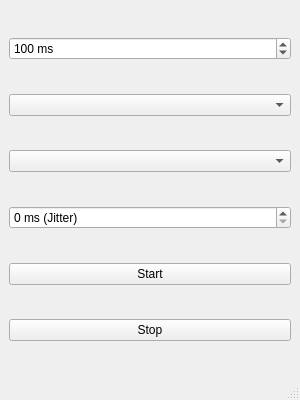
Old version of the form ui/MainWindow.ui in the repository Vulgojunin/AutoClick.
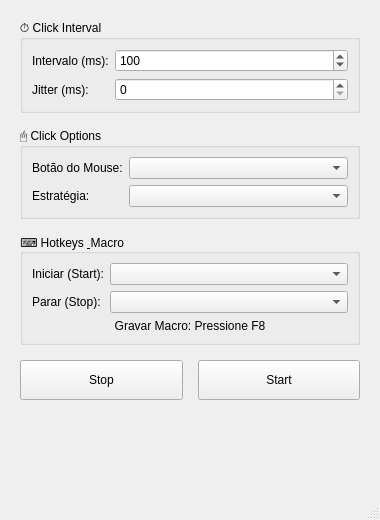
New version of the form.

```diff
--- a/ui/MainWindow.ui
+++ b/ui/MainWindow.ui
@@ -6,54 +6,176 @@
    <rect>
     <x>0</x>
     <y>0</y>
-    <width>300</width>
-    <height>400</height>
+    <width>380</width>
+    <height>520</height>
    </rect>
   </property>
   <property name="windowTitle">
    <string>Bento AutoClicker PRO</string>
   </property>
   <widget class="QWidget" name="centralwidget">
-   <layout class="QVBoxLayout" name="verticalLayout">
+   <layout class="QVBoxLayout" name="verticalLayout_main">
+    <property name="spacing">
+     <number>15</number>
+    </property>
+    <property name="leftMargin">
+     <number>20</number>
+    </property>
+    <property name="topMargin">
+     <number>20</number>
+    </property>
+    <property name="rightMargin">
+     <number>20</number>
+    </property>
+    <property name="bottomMargin">
+     <number>20</number>
+    </property>
     <item>
-     <widget class="QSpinBox" name="spinBoxInterval">
-      <property name="suffix">
-       <string> ms</string>
+     <widget class="QGroupBox" name="groupBoxInterval">
+      <property name="title">
+       <string>⏱ Click Interval</string>
       </property>
-      <property name="maximum">
-       <number>99999</number>
-      </property>
-      <property name="value">
-       <number>100</number>
-      </property>
+      <layout class="QFormLayout" name="formLayoutInterval">
+       <item row="0" column="0">
+        <widget class="QLabel" name="labelInterval">
+         <property name="text">
+          <string>Intervalo (ms):</string>
+         </property>
+        </widget>
+       </item>
+       <item row="0" column="1">
+        <widget class="QSpinBox" name="spinBoxInterval">
+         <property name="maximum">
+          <number>99999</number>
+         </property>
+         <property name="value">
+          <number>100</number>
+         </property>
+        </widget>
+       </item>
+       <item row="1" column="0">
+        <widget class="QLabel" name="labelJitter">
+         <property name="text">
+          <string>Jitter (ms):</string>
+         </property>
+        </widget>
+       </item>
+       <item row="1" column="1">
+        <widget class="QSpinBox" name="spinBoxJitter"></widget>
+       </item>
+      </layout>
      </widget>
     </item>
     <item>
-     <widget class="QComboBox" name="comboBox"/>
-    </item>
-    <item>
-     <widget class="QComboBox" name="comboBoxStrategy"/>
-    </item>
-    <item>
-     <widget class="QSpinBox" name="spinBoxJitter">
-      <property name="suffix">
-       <string> ms (Jitter)</string>
+     <widget class="QGroupBox" name="groupBoxOptions">
+      <property name="title">
+       <string>🖱 Click Options</string>
       </property>
+      <layout class="QFormLayout" name="formLayoutOptions">
+       <item row="0" column="0">
+        <widget class="QLabel" name="labelBotao">
+         <property name="text">
+          <string>Botão do Mouse:</string>
+         </property>
+        </widget>
+       </item>
+       <item row="0" column="1">
+        <widget class="QComboBox" name="comboBox"></widget>
+       </item>
+       <item row="1" column="0">
+        <widget class="QLabel" name="labelEstrategia">
+         <property name="text">
+          <string>Estratégia:</string>
+         </property>
+        </widget>
+       </item>
+       <item row="1" column="1">
+        <widget class="QComboBox" name="comboBoxStrategy"></widget>
+       </item>
+      </layout>
      </widget>
     </item>
     <item>
-     <widget class="QPushButton" name="pushButtonStart">
-      <property name="text">
-       <string>Start</string>
+     <widget class="QGroupBox" name="groupBoxHotkeys">
+      <property name="title">
+       <string>⌨ Hotkeys &amp; Macro</string>
       </property>
+      <layout class="QFormLayout" name="formLayoutHotkeys">
+       <item row="0" column="0">
+        <widget class="QLabel" name="labelStartKey">
+         <property name="text">
+          <string>Iniciar (Start):</string>
+         </property>
+        </widget>
+       </item>
+       <item row="0" column="1">
+        <widget class="QComboBox" name="comboBoxStartKey"></widget>
+       </item>
+       <item row="1" column="0">
+        <widget class="QLabel" name="labelStopKey">
+         <property name="text">
+          <string>Parar (Stop):</string>
+         </property>
+        </widget>
+       </item>
+       <item row="1" column="1">
+        <widget class="QComboBox" name="comboBoxStopKey"></widget>
+       </item>
+       <item row="2" column="0" colspan="2">
+        <widget class="QLabel" name="labelMacroInfo">
+         <property name="alignment">
+          <set>Qt::AlignCenter</set>
+         </property>
+         <property name="text">
+          <string>Gravar Macro: Pressione F8</string>
+         </property>
+        </widget>
+       </item>
+      </layout>
      </widget>
     </item>
     <item>
-     <widget class="QPushButton" name="pushButtonStop">
-      <property name="text">
-       <string>Stop</string>
+     <layout class="QHBoxLayout" name="horizontalLayoutButtons">
+      <item>
+       <widget class="QPushButton" name="pushButtonStop">
+        <property name="text">
+         <string>Stop</string>
+        </property>
+        <property name="minimumSize">
+         <size>
+          <width>0</width>
+          <height>40</height>
+         </size>
+        </property>
+       </widget>
+      </item>
+      <item>
+       <widget class="QPushButton" name="pushButtonStart">
+        <property name="text">
+         <string>Start</string>
+        </property>
+        <property name="minimumSize">
+         <size>
+          <width>0</width>
+          <height>40</height>
+         </size>
+        </property>
+       </widget>
+      </item>
+     </layout>
+    </item>
+    <item>
+     <spacer name="verticalSpacer">
+      <property name="orientation">
+       <enum>Qt::Vertical</enum>
       </property>
-     </widget>
+      <property name="sizeHint" stdset="0">
+       <size>
+        <width>20</width>
+        <height>40</height>
+       </size>
+      </property>
+     </spacer>
     </item>
    </layout>
   </widget>
```
